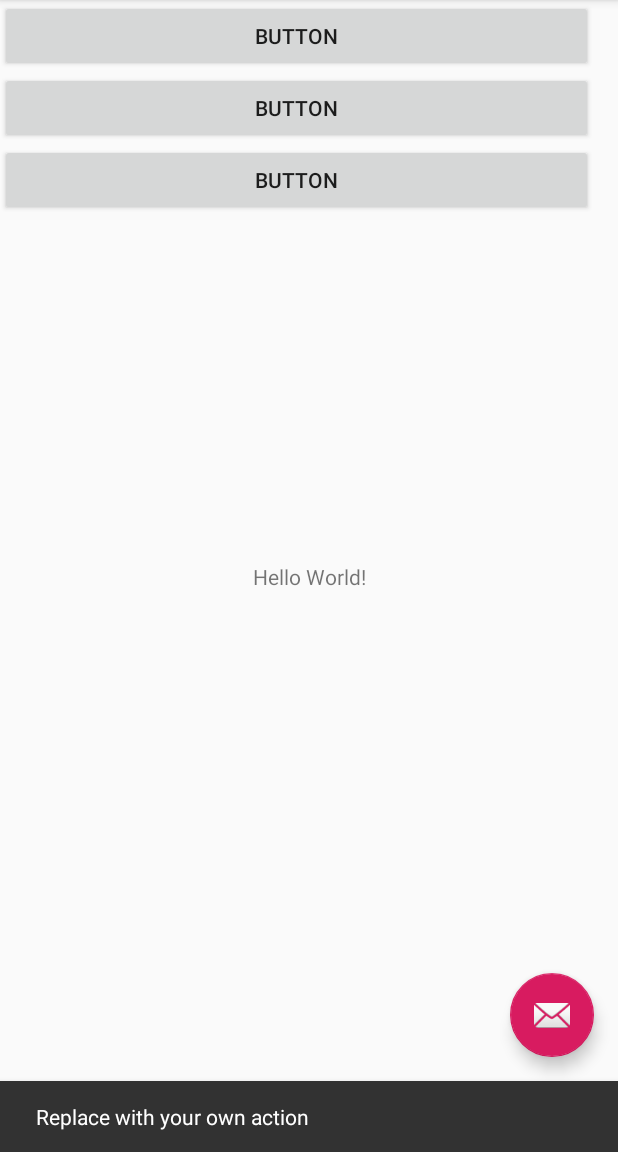
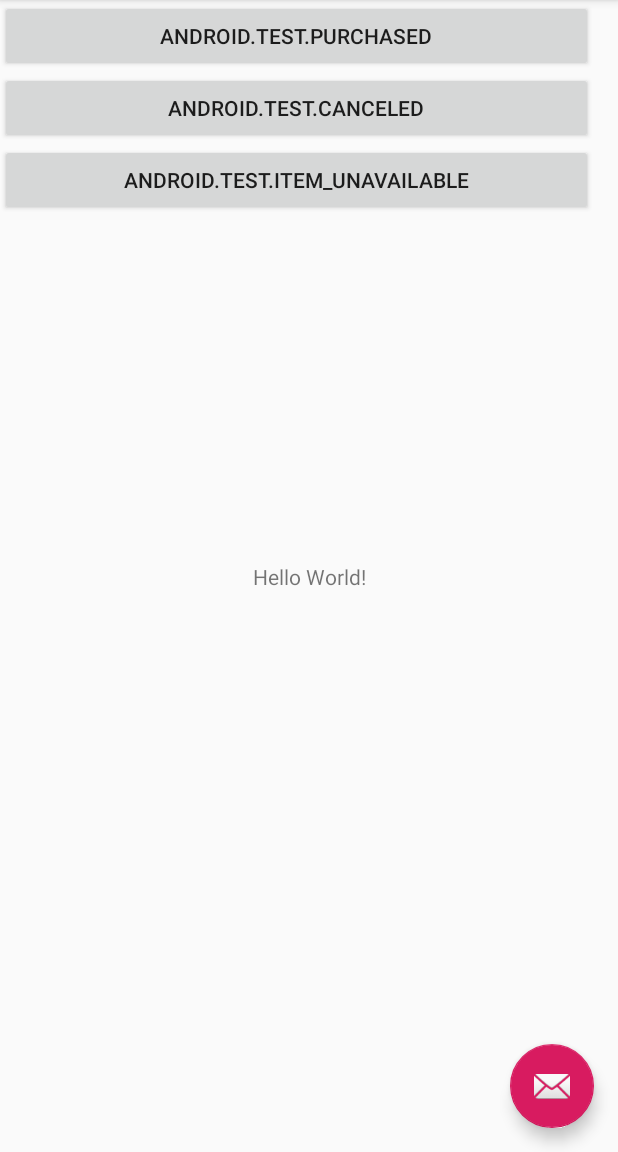
Before and after one commit to rafal-tarnow/TestBillingAndroid, an Android app: the screen it shows after launch (MainActivity), after a tap on an icon or button, on a phone screen of 412 x 824 dp, the part 84-1236 px from its top. Run offline under Robolectric (Android 15) with nearby library versions, the phone set to English and light mode, and no system bars; libraries missing offline, so code that uses them is left out: com.anjlab.android; 3 statements that could not run were skipped.

Commit message:
dzialaja przyciski

```diff
--- a/app/src/main/java/com/example/testbillingandroid/MainActivity.java
+++ b/app/src/main/java/com/example/testbillingandroid/MainActivity.java
@@ -11,6 +11,7 @@ import android.support.v7.widget.Toolbar;
 import android.view.View;
 import android.view.Menu;
 import android.view.MenuItem;
+import android.widget.Button;
 import android.widget.Toast;
 
 import com.anjlab.android.iab.v3.BillingProcessor;
@@ -31,9 +32,30 @@ public class MainActivity extends AppCompatActivity implements BillingProcessor.
         fab.setOnClickListener(new View.OnClickListener() {
             @Override
             public void onClick(View view) {
-                Snackbar.make(view, "Replace with your own action", Snackbar.LENGTH_LONG)
-                        .setAction("Action", null).show();
+//                Snackbar.make(view, "Replace with your own action", Snackbar.LENGTH_LONG)
+//                        .setAction("Action", null).show();
                 bp.purchase(MainActivity.this, "android.test.purchased");
+            }
+        });
+
+        Button button_p = (Button) findViewById(R.id.button_purchased);
+        button_p.setOnClickListener(new View.OnClickListener() {
+            public void onClick(View v) {
+                bp.purchase(MainActivity.this, "android.test.purchased");
+            }
+        });
+
+        Button button_c = (Button) findViewById(R.id.button_canceled);
+        button_c.setOnClickListener(new View.OnClickListener() {
+            public void onClick(View v) {
+                bp.purchase(MainActivity.this, "android.test.canceled");
+            }
+        });
+
+        Button button_u = (Button) findViewById(R.id.button_unavaliable);
+        button_u.setOnClickListener(new View.OnClickListener() {
+            public void onClick(View v) {
+                bp.purchase(MainActivity.this, "android.test.item_unavailable");
             }
         });
 
--- a/app/src/main/res/layout/content_main.xml
+++ b/app/src/main/res/layout/content_main.xml
@@ -25,22 +25,22 @@
         tools:layout_editor_absoluteY="8dp">
 
         <Button
-            android:id="@+id/button2"
+            android:id="@+id/button_purchased"
             android:layout_width="match_parent"
             android:layout_height="wrap_content"
-            android:text="Button" />
+            android:text="android.test.purchased" />
 
         <Button
-            android:id="@+id/button3"
+            android:id="@+id/button_canceled"
             android:layout_width="match_parent"
             android:layout_height="wrap_content"
-            android:text="Button" />
+            android:text="android.test.canceled" />
 
         <Button
-            android:id="@+id/button4"
+            android:id="@+id/button_unavaliable"
             android:layout_width="match_parent"
             android:layout_height="wrap_content"
-            android:text="Button" />
+            android:text="android.test.item_unavailable" />
     </LinearLayout>
 
 </android.support.constraint.ConstraintLayout>
```
